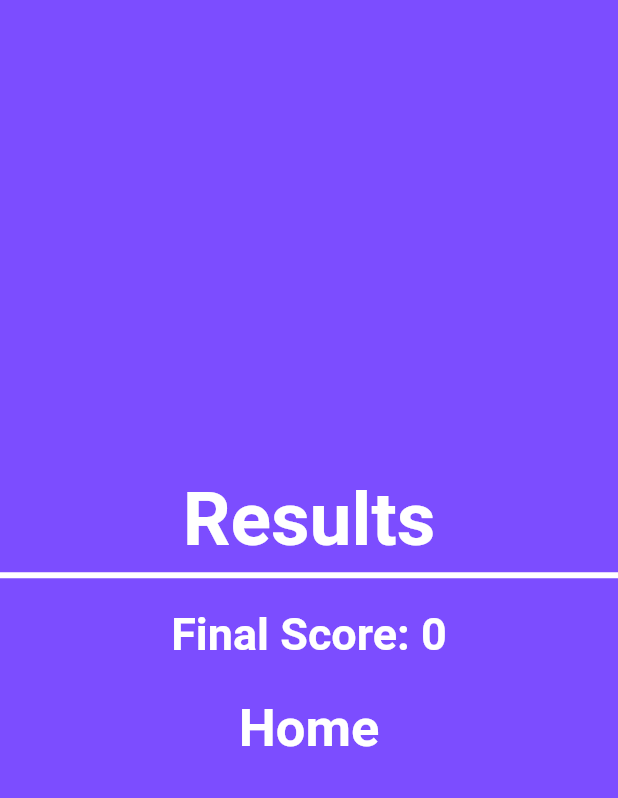
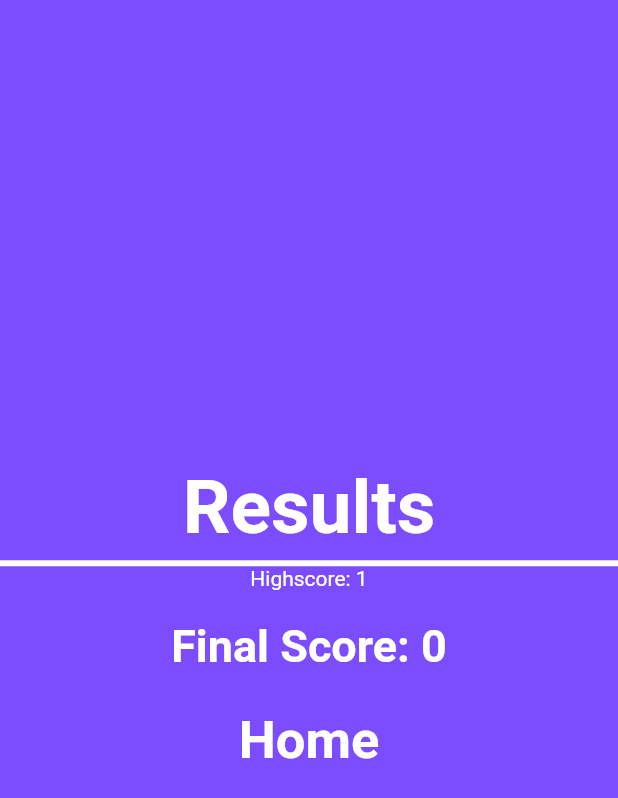
Before and after one commit to kadey001/quickmath, a Flutter app: the EndPage screen opened directly with empty values, on a phone screen of 412 x 824 dp. Shown: the top 798 px of the screen. Run offline on Flutter 3.47's test engine with Material 2 defaults, Android fonts, the phone set to English and light mode, and no system bars; our stand-ins replace cloud_firestore, firebase_auth, firebase_core, google_sign_in, rxdart; missing offline and left inert: play_games; accounts and stored records are empty.

Commit message:
Updated to AndroidX

```diff
--- a/lib/pages/end_page.dart
+++ b/lib/pages/end_page.dart
@@ -6,20 +6,23 @@ import '../pages/home_page.dart';
 
 import '../utils/random_colors.dart';
 import '../utils/button.dart';
+import '../utils/firestore.dart';
 
 class EndPage extends StatefulWidget {
   final int score;
+  final String difficulty;
   final Color color;
-  EndPage({Key key, @required this.score, @required this.color}) : super(key: key);
+  EndPage({Key key, @required this.score, @required this.difficulty, @required this.color}) : super(key: key);
 
   @override
-  _EndPageState createState() => _EndPageState(score: score, previousColor: color);
+  _EndPageState createState() => _EndPageState(score: score, difficulty: difficulty, previousColor: color);
 }
 
 class _EndPageState extends State<EndPage> {
-  final int score;
+  final int score;//Displayed score
+  final String difficulty;
   Color previousColor, currentColor;
-  _EndPageState({Key key, @required this.score, @required this.previousColor});
+  _EndPageState({Key key, @required this.score, @required this.difficulty, @required this.previousColor});
 
   @override
   void initState() {
@@ -29,20 +32,20 @@ class _EndPageState extends State<EndPage> {
 
   @override
   Widget build(BuildContext context) {
-    return new Scaffold(
+    return Scaffold(
       backgroundColor: theme == 'dark' ? Colors.black : theme == 'darkColorText' ? Colors.black : currentColor,
-      body: new Column(
+      body: Column(
         mainAxisAlignment: MainAxisAlignment.center,
         children: <Widget>[
-          new Container(
+          Container(
             // decoration: BoxDecoration(
             //   border: new Border.all(color: Colors.white, width: 6.0)
             // ),
-            padding: new EdgeInsets.all(5.0),
+            padding: EdgeInsets.all(5.0),
             alignment: Alignment.topCenter,
-            child: new Text("Results", style: TextStyle(color: theme == 'rainbow' ? Colors.white : theme == 'darkColorText' ? colors[new Random().nextInt(7)] : Colors.white, fontSize: 50.0, fontWeight: FontWeight.bold,)),
+            child: Text("Results", style: TextStyle(color: theme == 'rainbow' ? Colors.white : theme == 'darkColorText' ? colors[new Random().nextInt(7)] : Colors.white, fontSize: 50.0, fontWeight: FontWeight.bold,)),
           ),
-          new Container(
+          Container(
             child: Row(
               children: <Widget>[
                 Expanded(
@@ -54,17 +57,32 @@ class _EndPageState extends State<EndPage> {
               ],
             ),
           ),
-          new Container(
-            padding: new EdgeInsets.symmetric(vertical: 20.0),
-            child: new Text("Final Score: $score",
+          Container(
+            child: FutureBuilder(
+              future: firestoreService.updateHighScores(score, difficulty),
+              builder: (context, snapshot) {
+                if(snapshot.hasError) {
+                  print(snapshot.error.toString());
+                  return Text(snapshot.error.toString());
+                } else if(snapshot.connectionState == ConnectionState.done){
+                  return snapshot.hasData ? Text("Highscore: " + snapshot.data.toString()) : CircularProgressIndicator();
+                } else {
+                  return Text("Highscore: 0");
+                }
+              },
+            ),
+          ),
+          Container(
+            padding: EdgeInsets.symmetric(vertical: 20.0),
+            child: Text("Final Score: $score",
               style: TextStyle(color: theme == 'rainbow' ? Colors.white : theme == 'darkColorText' ? colors[new Random().nextInt(7)] : Colors.white, fontSize: 30.0, fontWeight: FontWeight.bold,)
             ),
           ),
-          new Container(
+          Container(
             // decoration: BoxDecoration(
             //   border: new Border.all(color: Colors.white, width: 2.0),
             // ),
-            child: new TextButton(
+            child: TextButton(
               "Home",
               () => Navigator.of(context).pushAndRemoveUntil(new MaterialPageRoute(builder: (BuildContext context) => new HomePage()), (Route route) => route == null),
               TextStyle(color: theme == 'rainbow' ? Colors.white : theme == 'darkColorText' ? colors[new Random().nextInt(7)] : Colors.white, fontSize: 35.0, fontWeight: FontWeight.bold),
--- a/lib/utils/eq_generator.dart
+++ b/lib/utils/eq_generator.dart
@@ -125,12 +125,9 @@ List generateEq(String difficulty) {
       add();
       eqTypeString = "+";
       break;
-    case 4:
+    default:
       sub();
       eqTypeString = "-";
-      break;
-    default:
-      print("Error: eqType is out of bounds");
   }
   //Return the equation in the form of a list
   List _equation = [_x, eqTypeString, _y.toInt(), _z];
```
Also changed, not shown: lib/pages/highscores_page.dart (+18 -0 lines), lib/pages/play_game_page.dart (+2 -5 lines), lib/pages/settings_page.dart (+0 -8 lines), lib/utils/firestore.dart (+38 -24 lines), 4 other files.
